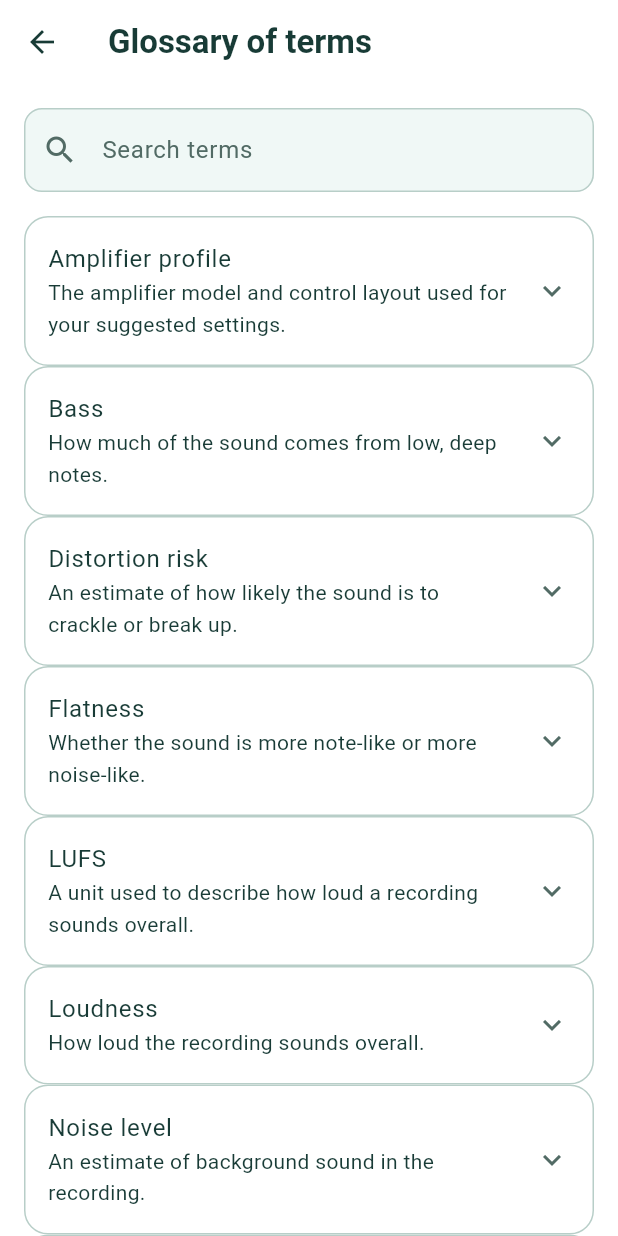
After one commit to jbl2023-2879-91296-cpu/KaraOK, a Flutter app: the screen it shows after launch, item 3 of the bottom bar chosen, after a tap on "Glossary of terms", on a phone screen of 412 x 824 dp. The commit adds this screen. Run offline on Flutter 3.47's test engine with Material 3 defaults, Android fonts, the phone set to English and light mode, and no system bars; our stand-ins replace country_picker, flutter_secure_storage, image_picker, just_audio, permission_handler; missing offline and left inert: file_selector, record; accounts and stored records are empty.

Commit message:
feat(glossary): share sound definitions and add searchable help

```diff
--- a/frontend/lib/features/account/presentation/pages/change_password_screen.dart
+++ b/frontend/lib/features/account/presentation/pages/change_password_screen.dart
@@ -1,3 +1,4 @@
+import 'package:karaok_app/features/reports/presentation/pages/glossary_screen.dart';
 import 'package:karaok_app/shared/widgets/app_widgets.dart';
 import 'package:karaok_app/features/assessments/data/audio_staging_service.dart';
 import 'package:karaok_app/app/app_theme.dart';
@@ -797,6 +798,13 @@ class _ChangePasswordScreenState extends State<ChangePasswordScreen> {
     );
   }
 
+  Widget _glossaryLink() => ListTile(
+    leading: const Icon(Icons.menu_book_outlined),
+    title: const Text('Glossary of terms'),
+    trailing: const Icon(Icons.chevron_right),
+    onTap: () => GlossaryScreen.open(context),
+  );
+
   Widget _guestSettings() => AppPageScaffold(
     title: 'Settings',
     automaticallyImplyLeading: false,
@@ -807,6 +815,7 @@ class _ChangePasswordScreenState extends State<ChangePasswordScreen> {
       icon: Icons.person_outline,
       action: Column(
         children: [
+          _glossaryLink(),
           AppPrimaryButton(
             label: 'Create Account',
             icon: Icons.person_add_alt_1,
@@ -885,6 +894,7 @@ class _ChangePasswordScreenState extends State<ChangePasswordScreen> {
                   ),
                 ),
               if (!widget.forceChange) ...[
+                _glossaryLink(),
                 _accountDetails(session),
                 const SizedBox(height: 28),
                 const AppSectionHeader(title: 'Change Password'),
--- a/frontend/lib/features/reports/domain/measurement_glossary.dart
+++ b/frontend/lib/features/reports/domain/measurement_glossary.dart
@@ -27,7 +27,7 @@ const measurementGlossary = [
   GlossaryEntry(
     'Loudness',
     'How loud the recording sounds overall.',
-    'Very quiet sound can hide voices; very loud sound can be tiring.',
+    'Very quiet sound can hide voices; very loud sound can be tiring. This describes the recording level, not the sound pressure in the room.',
     'Within the range shown for your song type. Louder is not always better.',
   ),
   GlossaryEntry(
@@ -57,7 +57,7 @@ const measurementGlossary = [
   GlossaryEntry(
     'Noise level',
     'An estimate of background sound in the recording.',
-    'Hiss, hum and room noise can cover quiet parts. Background noise does not change the quality score.',
+    'Hiss, hum and room noise can cover quiet parts. Quiet music can raise this estimate, so listen for noise before changing your setup. Background noise does not change the quality score.',
     'At or below -60 dBFS: quiet background. Above -60 through -45 dBFS: some background noise. Above -45 dBFS: noisy background; you may hear hiss, hum or room noise.',
   ),
   GlossaryEntry(
--- /dev/null
+++ b/frontend/lib/features/reports/presentation/pages/glossary_screen.dart
@@ -0,0 +1,80 @@
+import 'package:flutter/material.dart';
+import 'package:karaok_app/app/app_theme.dart';
+import 'package:karaok_app/features/reports/domain/measurement_glossary.dart';
+
+class GlossaryScreen extends StatefulWidget {
+  const GlossaryScreen({super.key});
+
+  static Future<void> open(BuildContext context) => Navigator.of(
+    context,
+  ).push<void>(MaterialPageRoute(builder: (_) => const GlossaryScreen()));
+
+  @override
+  State<GlossaryScreen> createState() => _GlossaryScreenState();
+}
+
+class _GlossaryScreenState extends State<GlossaryScreen> {
+  String _query = '';
+
+  @override
+  Widget build(BuildContext context) {
+    final entries =
+        measurementGlossary
+            .where(
+              (entry) =>
+                  '${entry.term} ${entry.definition} ${entry.why} ${entry.good}'
+                      .toLowerCase()
+                      .contains(_query.trim().toLowerCase()),
+            )
+            .toList()
+          ..sort((a, b) => a.term.compareTo(b.term));
+    return Scaffold(
+      backgroundColor: AppColors.background,
+      appBar: AppBar(title: const Text('Glossary of terms')),
+      body: SafeArea(
+        child: Column(
+          children: [
+            Padding(
+              padding: const EdgeInsets.all(16),
+              child: TextField(
+                decoration: const InputDecoration(
+                  labelText: 'Search terms',
+                  prefixIcon: Icon(Icons.search),
+                ),
+                onChanged: (value) => setState(() => _query = value),
+              ),
+            ),
+            Expanded(
+              child: entries.isEmpty
+                  ? const Center(
+                      child: Text('No matching terms. Try another word.'),
+                    )
+                  : ListView.builder(
+                      padding: const EdgeInsets.fromLTRB(16, 0, 16, 24),
+                      itemCount: entries.length,
+                      itemBuilder: (context, index) {
+                        final entry = entries[index];
+                        return Card(
+                          key: ValueKey(entry.term),
+                          child: ExpansionTile(
+                            title: Text(entry.term),
+                            subtitle: Text(entry.definition),
+                            expandedCrossAxisAlignment:
+                                CrossAxisAlignment.start,
+                            childrenPadding: const EdgeInsets.all(16),
+                            children: [
+                              Text('Why it matters for karaoke: ${entry.why}'),
+                              const SizedBox(height: 12),
+                              Text("What's good: ${entry.good}"),
+                            ],
+                          ),
+                        );
+                      },
+                    ),
+            ),
+          ],
+        ),
+      ),
+    );
+  }
+}
```
Also changed, not shown: frontend/lib/features/reports/presentation/pages/detailed_report_screen.dart (+8 -0 lines), frontend/lib/features/reports/presentation/pages/results_screen.dart (+9 -1 lines), frontend/lib/features/reports/presentation/widgets/measurement_guide.dart (+13 -23 lines), 5 other files.
